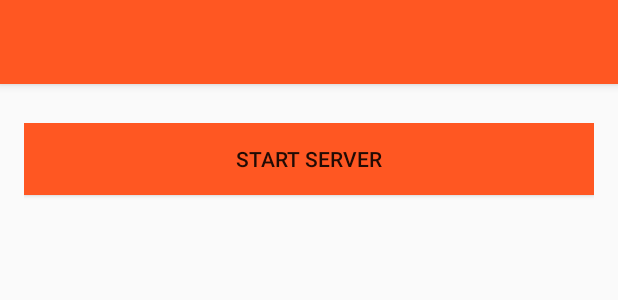
After one commit to paolorevillosa/SMSNotificationServer, an Android app: the layout activity_main.xml on its own in the app's theme, with its tools: preview values and no code run, on a phone screen of 412 x 824 dp. The commit adds this screen. Shown: the top 300 px of the screen. Run offline under Robolectric (Android 15) with nearby library versions, the phone set to English and light mode, and no system bars.

Commit message:
created main interface themes

```diff
--- /dev/null
+++ b/app/src/main/res/layout/activity_main.xml
@@ -0,0 +1,45 @@
+<?xml version="1.0" encoding="utf-8"?>
+<LinearLayout
+    xmlns:android="http://schemas.android.com/apk/res/android" android:layout_width="match_parent"
+    android:layout_height="match_parent"
+    android:orientation="vertical">
+
+    <android.support.v7.widget.Toolbar
+        xmlns:android="http://schemas.android.com/apk/res/android"
+        xmlns:app="http://schemas.android.com/apk/res-auto"
+        android:id="@+id/main_toolbar"
+        android:layout_width="match_parent"
+        android:elevation="4dp"
+        android:layout_height="?attr/actionBarSize"
+        android:background="?attr/colorPrimary"
+        android:theme="@style/ThemeOverlay.AppCompat.Dark.ActionBar"
+        app:popupTheme="@style/ThemeOverlay.AppCompat.Light" />
+
+    <LinearLayout
+        android:layout_marginTop="10dp"
+        android:padding="16dp"
+        android:layout_width="match_parent"
+        android:layout_height="match_parent"
+        android:orientation="vertical">
+
+
+        <Button
+            android:id="@+id/button"
+            android:layout_width="match_parent"
+            android:layout_height="wrap_content"
+            android:text="START SERVER"
+            android:background="@color/colorPrimary"/>
+
+        <ScrollView
+            android:layout_marginTop="10dp"
+            android:layout_width="match_parent"
+            android:layout_height="match_parent">
+
+            <LinearLayout
+                android:id="@+id/logs_container"
+                android:layout_width="match_parent"
+                android:layout_height="wrap_content"
+                android:orientation="vertical" />
+        </ScrollView>
+    </LinearLayout>
+</LinearLayout>
--- a/app/src/main/res/values/colors.xml
+++ b/app/src/main/res/values/colors.xml
@@ -1,6 +1,6 @@
 <?xml version="1.0" encoding="utf-8"?>
 <resources>
-    <color name="colorPrimary">#3F51B5</color>
-    <color name="colorPrimaryDark">#303F9F</color>
-    <color name="colorAccent">#FF4081</color>
+    <color name="colorPrimary">#ff5722</color>
+    <color name="colorPrimaryDark">#e64a19</color>
+    <color name="colorAccent">#ff4081</color>
 </resources>
```
Also changed, not shown: app/src/main/java/com/pagorithm/com/smsnotificationserver/activity/MainActivity.java (added, +19 -0 lines), app/src/main/java/com/pagorithm/com/smsnotificationserver/service/MessageSenderService.java (added, +7 -0 lines), app/src/main/java/com/pagorithm/com/smsnotificationserver/utils/ServerDatabase.java (added, +36 -0 lines), app/src/main/java/com/pagorithm/com/smsnotificationserver/utils/StringUtils.java (added, +26 -0 lines), app/src/main/java/com/pagorithm/com/smsnotificationserver/activity/LoginActivity.java (line endings or trailing spaces).
